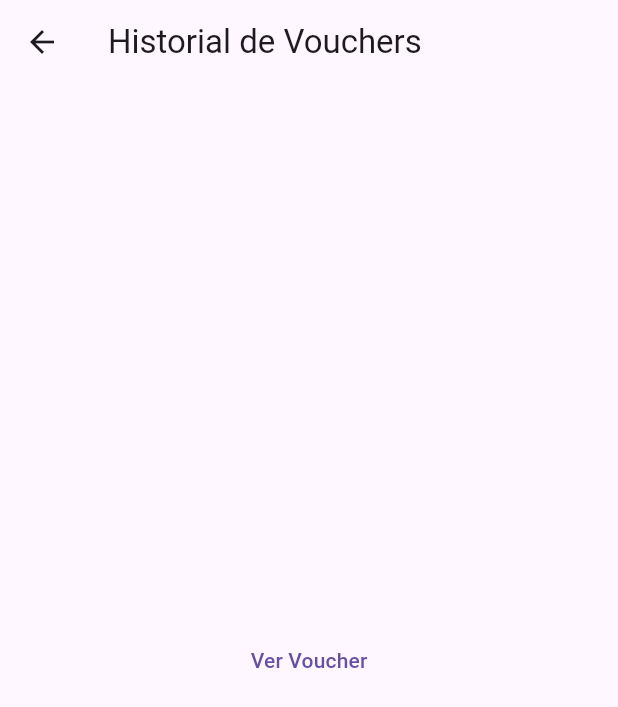
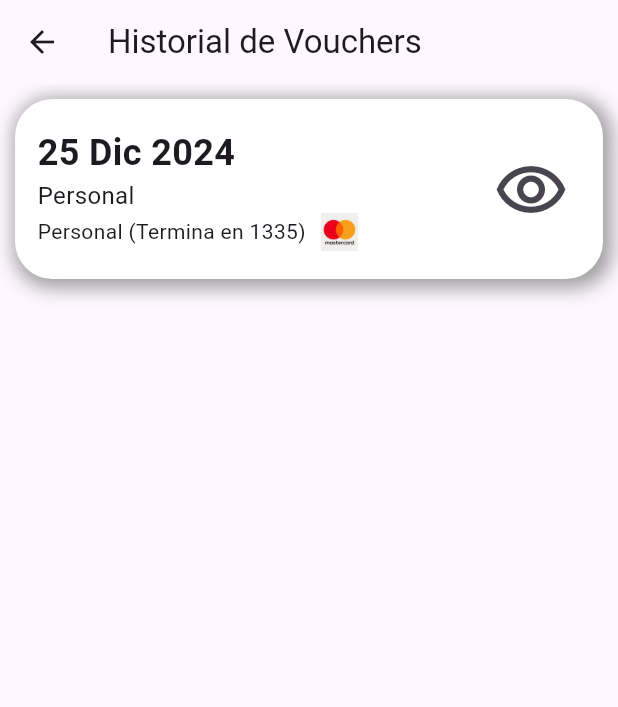
Before and after one commit to JoseRG03/RoomBox, a Flutter app: the UserVouchers screen opened directly, on a phone screen of 412 x 824 dp. Shown: the top 707 px of the screen. Run offline on Flutter 3.47's test engine with Material 3 defaults, Android fonts, the phone set to English and light mode, and no system bars; our stand-ins replace carousel_slider.

Commit message:
Voucher mocks complete

```diff
--- /dev/null
+++ b/lib/components/cards/voucher-card.dart
@@ -0,0 +1,76 @@
+import 'package:flutter/material.dart';
+
+import '../../pages/app/user/payments/user-payment.dart';
+import '../../pages/app/user/vouchers/voucher-details.dart';
+
+class VoucherCard extends StatelessWidget {
+  const VoucherCard({
+    super.key,
+  });
+
+  @override
+  Widget build(BuildContext context) {
+    return Container(
+      height: 120,
+      margin: EdgeInsets.all(10),
+      width: double.infinity,
+      decoration: BoxDecoration(
+        borderRadius: BorderRadius.circular(25),
+        color: Colors.white,
+        boxShadow: const [
+          BoxShadow(
+              color: Colors.grey,
+              offset: Offset(2.5, 2.5),
+              blurRadius: 10.0,
+              spreadRadius: 3.0)
+        ],
+      ),
+      child: Row(
+        children: [
+          Expanded(
+            child: Padding(
+              padding: const EdgeInsets.only(left: 15.0),
+              child: Column(
+                mainAxisAlignment: MainAxisAlignment.center,
+                crossAxisAlignment: CrossAxisAlignment.start,
+                children: [
+                  Text(
+                    '25 Dic 2024',
+                    style: TextStyle(fontSize: 24, fontWeight: FontWeight.bold),
+                  ),
+                  Text(
+                    'Personal',
+                    style: TextStyle(fontSize: 16),
+                  ),
+                  Row(
+                    children: [
+                      Text('Personal (Termina en 1335)'),
+                      SizedBox(width: 10),
+                      Container(
+                        height: 25,
+                        width: 25,
+                        decoration: BoxDecoration(
+                          image: const DecorationImage(
+                              image: AssetImage(
+                                  'assets/template-images/master-card-logo.jpg'),
+                              fit: BoxFit.cover),
+                        ),
+                      ),
+                    ],
+                  ),
+                ],
+              ),
+            ),
+          ),
+          IconButton(
+              onPressed: () {
+                Navigator.of(context).push(
+                    MaterialPageRoute(builder: (context) => const ViewVoucher(voucherID: '14')));
+              },
+              icon: Icon(Icons.remove_red_eye_outlined, size: 50,)),
+          SizedBox(width: 15),
+        ],
+      ),
+    );
+  }
+}
--- a/lib/pages/app/cart/cart-page.dart
+++ b/lib/pages/app/cart/cart-page.dart
@@ -75,7 +75,7 @@ class CartPage extends StatelessWidget {
                       style:
                           TextStyle(fontWeight: FontWeight.bold, fontSize: 14),
                     )),
-                SelectedPaymentMethodCard(),
+                SelectedPaymentMethodCard(isEditable: true,),
                 Align(
                   alignment: Alignment.centerRight,
                   child: MaterialButton(
--- a/lib/pages/app/cart/payment-complete.dart
+++ b/lib/pages/app/cart/payment-complete.dart
@@ -14,8 +14,10 @@ class PaymentComplete extends StatelessWidget {
               mainAxisAlignment: MainAxisAlignment.center,
               crossAxisAlignment: CrossAxisAlignment.center,
               children: [
-                const Text('¡Éxito!'),
-                const Text('Tu compra se ha realizado con éxito.'),
+                const Icon(Icons.check, size: 100, color: Colors.green),
+                const Text('¡Éxito!', style: TextStyle(fontSize: 30, fontWeight: FontWeight.bold),),
+                const Text('Tu compra se ha realizado exitosamente.'),
+                const SizedBox(height: 30),
                 MaterialButton(
                     child: const Text('Ver Voucher'),
                     onPressed: () {
--- a/lib/pages/app/user/vouchers/user-vouchers.dart
+++ b/lib/pages/app/user/vouchers/user-vouchers.dart
@@ -1,5 +1,7 @@
 import 'package:flutter/material.dart';
 import 'package:room_box_app/pages/app/user/vouchers/voucher-details.dart';
+
+import '../../../../components/cards/voucher-card.dart';
 
 class UserVouchers extends StatelessWidget {
   const UserVouchers({super.key});
@@ -11,13 +13,13 @@ class UserVouchers extends StatelessWidget {
           title: Text("Historial de Vouchers"),
         ),
         body: Center(
-          child: TextButton(
-            child: const Text('Ver Voucher'),
-            onPressed: () {
-              Navigator.of(context).push(
-                  MaterialPageRoute(builder: (context) => const ViewVoucher(voucherID: '14')));
-            },
-          ),
+          child: Expanded(
+                child: ListView.builder(
+                    itemCount: 1,
+                    itemBuilder: (context, index) {
+                      return VoucherCard();
+                    }),
+              ),
         ));
   }
 }
```
Also changed, not shown: lib/components/cards/payment-method-card.dart (+5 -3 lines), lib/pages/app/user/vouchers/voucher-details.dart (+79 -5 lines).
